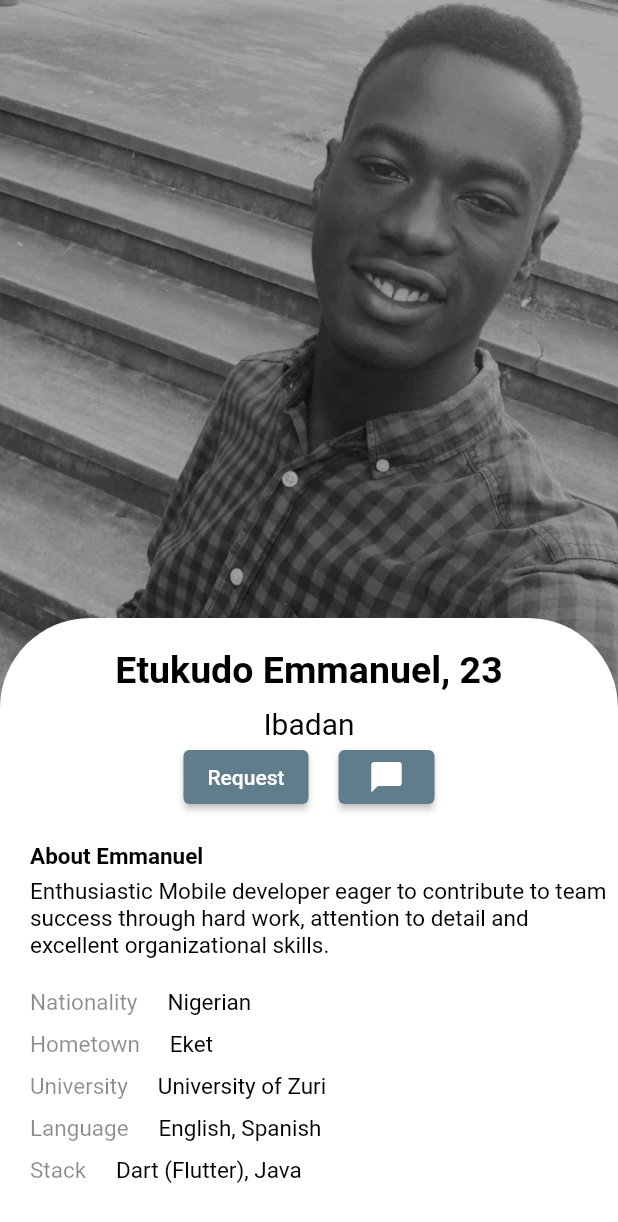
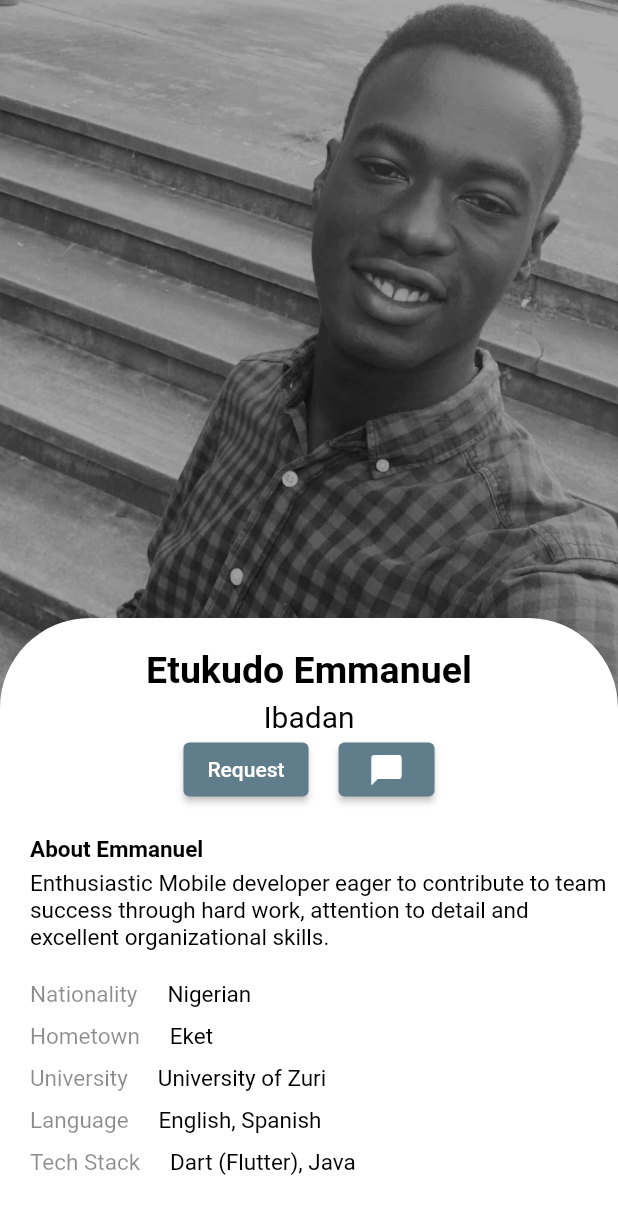
Before and after one commit to Emmanuel-Etukudo/portfolio_app, a Flutter app: the screen it shows after launch, on a phone screen of 412 x 824 dp. Shown: the top 1222 px of the screen. Run offline on Flutter 3.47's test engine with Material 2 defaults, Android fonts, the phone set to English and light mode, and no system bars.

Commit message:
Added comments

```diff
--- a/lib/main.dart
+++ b/lib/main.dart
@@ -14,16 +14,19 @@ class PortfolioApp extends StatelessWidget {
             child: Stack(
               fit: StackFit.loose,
               children: [
+                //Background layout
                 Container(
                   height: MediaQuery.of(context).copyWith().size.height,
                   width: MediaQuery.of(context).copyWith().size.width,
                   decoration: BoxDecoration(color: Colors.blueGrey),
                 ),
+                // Image layout
                 Container(
                   child: Image(
                     image: AssetImage('assets/profileimage.jpg'),
                   ),
                 ),
+                //Texts and buttons layout
                 Positioned(
                   bottom: 0,
                   right: 0,
@@ -37,10 +40,11 @@ class PortfolioApp extends StatelessWidget {
                         color: Colors.white),
                     child: Column(
                       children: <Widget>[
+                        //Name text layout
                         Center(
                           child: Container(
                             child: Text(
-                              'Etukudo Emmanuel, 23',
+                              'Etukudo Emmanuel',
                               textDirection: TextDirection.ltr,
                               textAlign: TextAlign.center,
                               style: TextStyle(
@@ -48,9 +52,10 @@ class PortfolioApp extends StatelessWidget {
                                   color: Colors.black,
                                   fontWeight: FontWeight.bold),
                             ),
-                            padding: EdgeInsets.fromLTRB(20, 20, 20, 10),
+                            padding: EdgeInsets.fromLTRB(20, 20, 20, 5),
                           ),
                         ),
+                        //Location text layout
                         Center(
                           child: Container(
                             child: Text(
@@ -62,6 +67,7 @@ class PortfolioApp extends StatelessWidget {
                             ),
                           ),
                         ),
+                        //Buttons layout
                         Center(
                           child: Row(
                             mainAxisAlignment: MainAxisAlignment.center,
@@ -88,6 +94,7 @@ class PortfolioApp extends StatelessWidget {
                             ],
                           ),
                         ),
+                        //About text title layout
                         Container(
                           margin: EdgeInsets.fromLTRB(20, 20, 0, 0),
                           child: Align(
@@ -101,6 +108,7 @@ class PortfolioApp extends StatelessWidget {
                             ),
                           ),
                         ),
+                        //About text layout
                         Container(
                           margin: EdgeInsets.fromLTRB(20, 5, 0, 0),
                           child: Align(
@@ -114,6 +122,7 @@ class PortfolioApp extends StatelessWidget {
                             ),
                           ),
                         ),
+                        //Nationality text layout
                         Container(
                           child: Row(
                             children: [
@@ -146,6 +155,7 @@ class PortfolioApp extends StatelessWidget {
                             ],
                           ),
                         ),
+                        //Hometown text layout
                         Container(
                           child: Row(
                             children: [
@@ -178,6 +188,7 @@ class PortfolioApp extends StatelessWidget {
                             ],
                           ),
                         ),
+                        //University text layout
                         Container(
                           child: Row(
                             children: [
@@ -210,6 +221,7 @@ class PortfolioApp extends StatelessWidget {
                             ],
                           ),
                         ),
+                        //Language text layout
                         Container(
                           child: Row(
                             children: [
@@ -242,6 +254,7 @@ class PortfolioApp extends StatelessWidget {
                             ],
                           ),
                         ),
+                        //Stack text layout
                         Container(
                           child: Row(
                             children: [
@@ -250,7 +263,7 @@ class PortfolioApp extends StatelessWidget {
                                 child: Align(
                                   alignment: Alignment.topLeft,
                                   child: Text(
-                                    'Stack',
+                                    'Tech Stack',
                                     style: TextStyle(
                                         fontSize: 15,
                                         color: Colors.black45,
@@ -274,8 +287,6 @@ class PortfolioApp extends StatelessWidget {
                             ],
                           ),
                         )
-
-
                       ],
                     ),
                   ),
```
